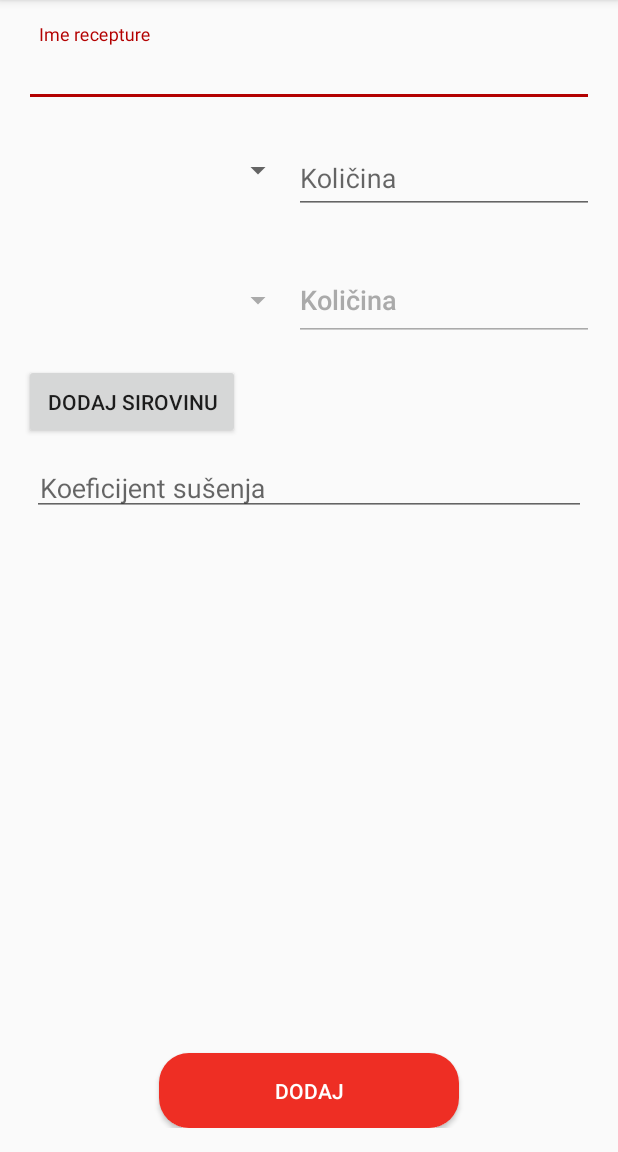
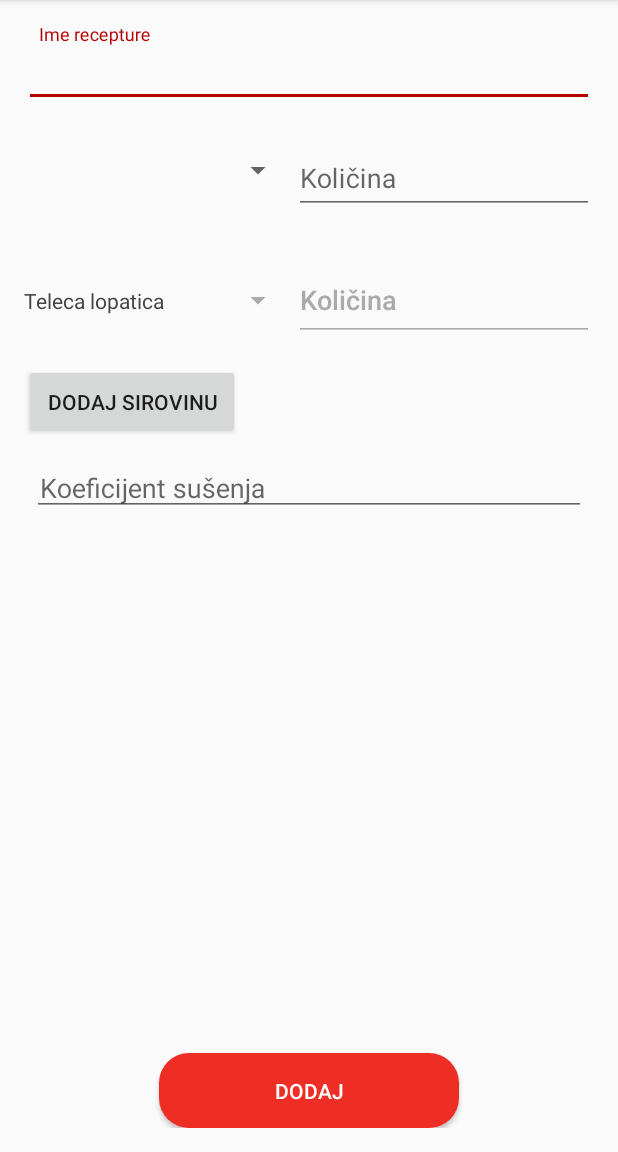
Before and after one commit to fizinen/OptiMix, an Android app: the CreateRecipeActivity screen opened directly, with no data from a screen before it, after a tap on "DODAJ SIROVINU", on a phone screen of 412 x 824 dp, the part 84-1236 px from its top. Run offline under Robolectric (Android 15) with nearby library versions, the phone set to English and light mode, and no system bars; our stand-ins replace ButterKnife; network calls fail; 1 statement that could not run was skipped.

Commit message:
https://trello.com/c/ACWxnaat Kod je izmijenjen, uklonjeni su nepotrebni dijelovi, dodane su određene boje koje su potrebne za custom elemente. Primejćeno je da se materialsAdapter nije commitao, sada je pronađen i dodan.

```diff
--- a/OptiMix-client/app/src/main/java/hr/foi/air/optimix/optimix/CreateRecipeActivity.java
+++ b/OptiMix-client/app/src/main/java/hr/foi/air/optimix/optimix/CreateRecipeActivity.java
@@ -73,17 +73,14 @@ public class CreateRecipeActivity extends AppCompatActivity {
         @Override
         public void onClick(View v) {
             Log.d("klik","kliknut gumb submit");
-/*
             //This part is the same as in CreateUserActivity - it has to be edited and done in such
             // way so that it works for recipes
-            */
         }
     };
     View.OnClickListener onMaterialAdded = new View.OnClickListener(){
         @Override
         public void onClick(View v) {
             //Addition of spinner elements
-
             LayoutInflater inflater = (LayoutInflater) getApplicationContext().getSystemService(Context.LAYOUT_INFLATER_SERVICE);
             ViewGroup parent = (ViewGroup) findViewById(R.id.insertion_point);
             View view = inflater.inflate(R.layout.layout_material_addition, null);
@@ -97,28 +94,9 @@ public class CreateRecipeActivity extends AppCompatActivity {
                     ServiceCaller.HTTP_GET, null);
             new ServiceAsyncTask(materialListHandler).execute(params);
 
-            //This might not be necessary - I think this will be replaced via adapter
-            //loadSpinnerData(generatedSpinner);
-
         }
     };
 
-/*
-    private void loadSpinnerData(Spinner s){
-        //Test data
-        int counter = 0;
-        Material parsedMaterial = new Material(1,"Svinjska plecka");
-
-        //Instead of this dummy data, we need to get data from web service, parse it into this array list.
-        ArrayList<Material> materialList = new ArrayList<Material>();
-        materialList.add(counter, parsedMaterial);
-
-        //Implementation
-        ArrayAdapter<Material> adapter = new ArrayAdapter<Material>(this, android.R.layout.simple_spinner_dropdown_item, materialList);
-        adapter.setDropDownViewResource(android.R.layout.simple_spinner_dropdown_item);
-        s.setAdapter(adapter);
-    }
-*/
     SimpleResponseHandler materialListHandler = new SimpleResponseHandler() {
         @Override
         public boolean handleResponse(ServiceResponse response) {
@@ -128,8 +106,6 @@ public class CreateRecipeActivity extends AppCompatActivity {
                 generatedMaterialsSpinner.setAdapter(new MaterialsAdapter(getApplicationContext(), R.layout.activity_create_recipe, t));
                 return true;
             } else {
-
-
                 //Test data
                 ArrayList<Material> t = new ArrayList<>();
                 Material testMaterial1 = new Material(1,"Teleca lopatica");
--- /dev/null
+++ b/OptiMix-client/app/src/main/java/hr/foi/air/optimix/optimix/adapters/MaterialsAdapter.java
@@ -0,0 +1,58 @@
+package hr.foi.air.optimix.optimix.adapters;
+
+import android.content.Context;
+import android.graphics.Color;
+import android.support.annotation.NonNull;
+import android.support.annotation.Nullable;
+import android.util.Log;
+import android.view.LayoutInflater;
+import android.view.View;
+import android.view.ViewGroup;
+import android.widget.ArrayAdapter;
+import android.widget.EditText;
+import android.widget.Spinner;
+import android.widget.TextView;
+
+import java.util.ArrayList;
+
+import hr.foi.air.optimix.model.Material;
+import hr.foi.air.optimix.optimix.R;
+
+/**
+ * Created by erdel on 8.12.2017..
+ */
+
+public class MaterialsAdapter extends hr.foi.air.optimix.optimix.adapters.BaseAdapter<Material>{
+    Context context;
+    ArrayList<Material> materialArrayList;
+    public MaterialsAdapter(Context context, int resource, ArrayList<Material> items) {
+        super(context, resource, items);
+        this.context = context;
+        this.materialArrayList = items;
+    }
+
+    @NonNull
+    @Override
+    public View getView(int position, @Nullable View convertView, @NonNull ViewGroup parent) {
+        TextView text = new TextView(context);
+        text.setText(materialArrayList.get(position).getMaterialName());
+        text.setTextColor(Color.DKGRAY);
+
+        return text;
+    }
+
+    @Override
+    public View getDropDownView(int position, View convertView, ViewGroup parent) {
+        TextView text = new TextView(context);
+        text.setTextColor(Color.parseColor("#939393"));
+        text.setBackgroundColor(Color.parseColor("#EEEEEE"));
+
+        // Add padding to the TextView, scaled to device
+        final float scale = context.getResources().getDisplayMetrics().density;
+        int px = (int) (16 * scale + 0.5f);
+        text.setPadding(px, px, px, px);
+
+        text.setText(materialArrayList.get(position).getMaterialName());
+        return text;
+    }
+}
--- a/OptiMix-client/app/src/main/res/values/colors.xml
+++ b/OptiMix-client/app/src/main/res/values/colors.xml
@@ -5,4 +5,6 @@
     <color name="colorPrimaryDark">#b30000</color>
     <color name="colorAccent">#b30000</color>
     <color name="white">#ffffff</color>
+    <color name="background">#eeeeee</color>
+    <color name="editTextColor">#939393</color>
 </resources>
```
